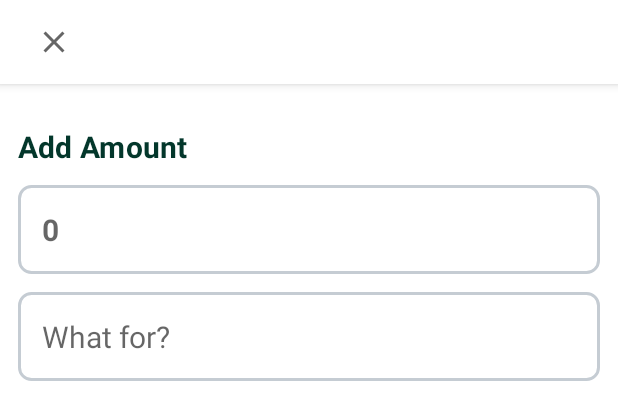
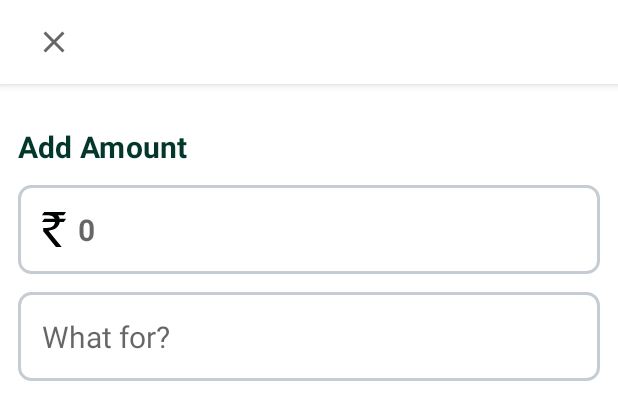
Before and after one commit to arif0706/Expense-Tracker, an Android app: the layout fragment_add_expense_dialog_fragment.xml on its own in the app's theme, with its tools: preview values and no code run, on a phone screen of 412 x 824 dp. Shown: the top 402 px of the screen. Run offline under Robolectric (Android 15) with nearby library versions, the phone set to English and light mode, and no system bars.

Commit message:
some UI changes not related to CompareModule

```diff
--- a/app/src/main/java/com/example/expensetracker/ui/home/MainActivity.kt
+++ b/app/src/main/java/com/example/expensetracker/ui/home/MainActivity.kt
@@ -114,5 +114,8 @@ class MainActivity:AppCompatActivity() {
         AddExpenseDialogFragment.display(supportFragmentManager,currentDate)
     }
 
-
+    override fun onDestroy() {
+        super.onDestroy()
+        viewModel.handle(MainActivityViewActions.ApplicationDestroyed)
+    }
 }
--- a/app/src/main/java/com/example/expensetracker/ui/home/MainActivityViewModel.kt
+++ b/app/src/main/java/com/example/expensetracker/ui/home/MainActivityViewModel.kt
@@ -73,6 +73,8 @@ class MainActivityViewModel(
             )
 
             is MainActivityViewActions.ProfileButtonClicked -> _viewEvents.setValue(MainActivityViewEvents.OpenProfileActivity)
+
+            is MainActivityViewActions.ApplicationDestroyed -> corePreferences.selectedDate= Util.getTodayDate()
 
         }
     }
@@ -151,6 +153,6 @@ sealed class MainActivityViewActions:ViewModelAction{
     object AddExpenseButtonClicked : MainActivityViewActions()
 
     object ProfileButtonClicked:MainActivityViewActions()
-
+    object ApplicationDestroyed : MainActivityViewActions()
 
 }
--- /dev/null
+++ b/app/src/main/res/drawable/ic_indian_rupee_symbol.xml
@@ -0,0 +1,5 @@
+<vector android:autoMirrored="true" android:height="23.54557dp"
+    android:viewportHeight="300" android:viewportWidth="203.86"
+    android:width="16dp" xmlns:android="http://schemas.android.com/apk/res/android">
+    <path android:fillColor="#010202" android:pathData="M135.76,28.35H185L203.86,0h-185L0,28.35H32.1c32.5,0 62.5,2.5 74.51,29.7H19L0.15,86.39h110c0,20.4 -16.9,51.65 -72.8,51.65h-27v26.5L118.74,300H167L54.85,160c46.15,-2.5 89.46,-28.31 95.7,-73.56H185L203.86,58.1h-53.8a62.85,62.85 0,0 0,-14.3 -29.75Z"/>
+</vector>
--- a/app/src/main/res/layout/fragment_add_expense_dialog_fragment.xml
+++ b/app/src/main/res/layout/fragment_add_expense_dialog_fragment.xml
@@ -55,6 +55,8 @@
                 android:layout_marginTop="@dimen/spacing_3x"
                 android:layout_marginEnd="@dimen/spacing_3x"
                 android:background="@drawable/edit_text_bg"
+                android:drawableStart="@drawable/ic_indian_rupee_symbol"
+                android:drawablePadding="@dimen/spacing_2x"
                 android:cursorVisible="false"
                 android:hint="0"
                 android:inputType="numberDecimal"
--- a/app/src/main/res/layout/layout_graph_legend_item.xml
+++ b/app/src/main/res/layout/layout_graph_legend_item.xml
@@ -32,6 +32,7 @@
         android:layout_width="wrap_content"
         android:layout_height="wrap_content"
         android:textSize="14sp"
+        android:maxWidth="@dimen/spacing_12x"
         tools:text="@string/app_name"
         android:layout_marginStart="@dimen/spacing_3x"
         app:layout_constraintBottom_toBottomOf="@+id/iv_legend_color"
--- a/app/src/main/res/layout/row_calendar_item.xml
+++ b/app/src/main/res/layout/row_calendar_item.xml
@@ -9,7 +9,7 @@
     app:cardElevation="0dp">
 
     <LinearLayout
-        android:layout_width="40dp"
+        android:layout_width="wrap_content"
         android:layout_height="70dp"
         android:padding="@dimen/spacing_1x"
         android:orientation="vertical">
```
Also changed, not shown: app/src/main/java/com/example/expensetracker/ui/Util.kt (+7 -4 lines).
